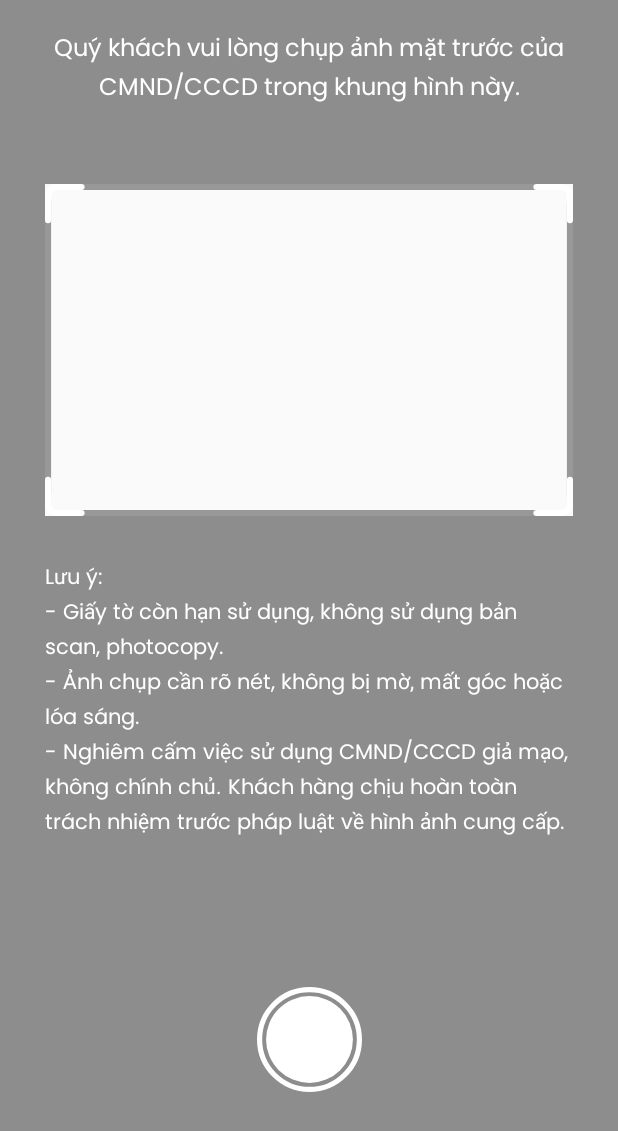
After one commit to ngquochuydl23/HDBanking-EKYC-Service, an Android app: the layout layout_idcard_overlay_camera.xml on its own in the app's theme, with its tools: preview values and no code run, on a phone screen of 412 x 824 dp. The commit adds this screen. Shown: the top 1131 px of the screen. Run offline under Robolectric (Android 15) with nearby library versions, the phone set to English and light mode, and no system bars.

Commit message:
[mobile] Finish idcard-taken-activity

```diff
--- a/Hd.Wallet.Android/app/src/main/java/com/socialv2/ewallet/MainActivity.java
+++ b/Hd.Wallet.Android/app/src/main/java/com/socialv2/ewallet/MainActivity.java
@@ -9,6 +9,8 @@ import androidx.core.view.ViewCompat;
 import androidx.core.view.WindowInsetsCompat;
 
 import com.socialv2.ewallet.ui.WelcomeActivity;
+import com.socialv2.ewallet.ui.idCardTaken.IdCardTakenAcitivity;
+import com.socialv2.ewallet.ui.register.GettingTakenIdCardActivity;
 import com.socialv2.ewallet.utils.NavigateUtil;
 
 public class MainActivity extends AppCompatActivity {
@@ -24,6 +26,6 @@ public class MainActivity extends AppCompatActivity {
             return insets;
         });
 
-        NavigateUtil.navigateTo(this, WelcomeActivity.class);
+        NavigateUtil.navigateTo(this, IdCardTakenAcitivity.class);
     }
 }
--- /dev/null
+++ b/Hd.Wallet.Android/app/src/main/res/drawable/drawable_camera_button.xml
@@ -0,0 +1,14 @@
+<vector xmlns:android="http://schemas.android.com/apk/res/android"
+    android:width="81dp"
+    android:height="81dp"
+    android:viewportWidth="81"
+    android:viewportHeight="81">
+  <path
+      android:pathData="M40.5,40.5m-33.5,0a33.5,33.5 0,1 1,67 0a33.5,33.5 0,1 1,-67 0"
+      android:fillColor="#ffffff"/>
+  <path
+      android:pathData="M40.5,40.5m-38.5,0a38.5,38.5 0,1 1,77 0a38.5,38.5 0,1 1,-77 0"
+      android:strokeWidth="4"
+      android:fillColor="#00000000"
+      android:strokeColor="#ffffff"/>
+</vector>
--- /dev/null
+++ b/Hd.Wallet.Android/app/src/main/res/drawable/drawable_camera_overlay_id_card.xml
@@ -0,0 +1,54 @@
+<vector xmlns:android="http://schemas.android.com/apk/res/android"
+    android:width="866dp"
+    android:height="550dp"
+    android:viewportWidth="866"
+    android:viewportHeight="550">
+  <path
+      android:pathData="M5,514L5,27"
+      android:strokeAlpha="0.7"
+      android:strokeWidth="10"
+      android:fillColor="#90000000"
+      android:strokeColor="#90000000"/>
+  <path
+      android:pathData="M861,519L861,32"
+      android:strokeAlpha="0.7"
+      android:strokeWidth="10"
+      android:fillColor="#90000000"
+      android:strokeColor="#90000000"/>
+  <path
+      android:pathData="M53,5L806,5"
+      android:strokeAlpha="0.7"
+      android:strokeWidth="10"
+      android:fillColor="#90000000"
+      android:strokeColor="#90000000"/>
+  <path
+      android:pathData="M56,545L809,545"
+      android:strokeAlpha="0.7"
+      android:strokeWidth="10"
+      android:fillColor="#90000000"
+      android:strokeColor="#90000000"/>
+  <path
+      android:pathData="M5,60V20C5,11.72 11.72,5 20,5H60"
+      android:strokeWidth="10"
+      android:fillColor="#00000000"
+      android:strokeColor="#ffffff"
+      android:strokeLineCap="round"/>
+  <path
+      android:pathData="M5,490V530C5,538.28 11.72,545 20,545H60"
+      android:strokeWidth="10"
+      android:fillColor="#00000000"
+      android:strokeColor="#ffffff"
+      android:strokeLineCap="round"/>
+  <path
+      android:pathData="M861,60V20C861,11.72 854.28,5 846,5H806"
+      android:strokeWidth="10"
+      android:fillColor="#00000000"
+      android:strokeColor="#ffffff"
+      android:strokeLineCap="round"/>
+  <path
+      android:pathData="M861,490V530C861,538.28 854.28,545 846,545H806"
+      android:strokeWidth="10"
+      android:fillColor="#00000000"
+      android:strokeColor="#ffffff"
+      android:strokeLineCap="round"/>
+</vector>
--- /dev/null
+++ b/Hd.Wallet.Android/app/src/main/res/layout/layout_idcard_overlay_camera.xml
@@ -0,0 +1,94 @@
+<?xml version="1.0" encoding="utf-8"?>
+<androidx.constraintlayout.widget.ConstraintLayout xmlns:android="http://schemas.android.com/apk/res/android"
+    xmlns:app="http://schemas.android.com/apk/res-auto"
+    android:layout_width="match_parent"
+    android:layout_height="match_parent">
+
+    <LinearLayout
+        android:id="@+id/overlayHeader"
+        android:layout_width="match_parent"
+        android:layout_height="0dp"
+        android:background="#70000000"
+        android:orientation="vertical"
+        android:paddingHorizontal="30dp"
+        android:paddingTop="20dp"
+        android:paddingBottom="50dp"
+        app:layout_constraintTop_toTopOf="parent">
+
+        <TextView
+            android:layout_width="wrap_content"
+            android:layout_height="wrap_content"
+            android:fontFamily="@font/regular_font"
+            android:gravity="center"
+            android:lineSpacingExtra="4dp"
+            android:text="Quý khách vui lòng chụp ảnh mặt trước của CMND/CCCD trong khung hình này."
+            android:textColor="@color/white"
+            android:textSize="16sp" />
+
+    </LinearLayout>
+
+    <View
+        android:id="@+id/overlayView"
+        android:layout_width="match_parent"
+        android:layout_height="0dp"
+        android:layout_marginHorizontal="30dp"
+        android:background="@drawable/drawable_camera_overlay_id_card"
+        android:elevation="5dp"
+        app:layout_constraintDimensionRatio="W,0.63"
+        app:layout_constraintEnd_toEndOf="parent"
+        app:layout_constraintStart_toStartOf="parent"
+        app:layout_constraintTop_toBottomOf="@id/overlayHeader" />
+
+    <androidx.constraintlayout.widget.ConstraintLayout
+        android:layout_width="match_parent"
+        android:layout_height="0dp"
+        android:background="#70000000"
+        android:orientation="vertical"
+        android:paddingHorizontal="30dp"
+        android:paddingTop="30dp"
+        app:layout_constraintBottom_toBottomOf="parent"
+        app:layout_constraintTop_toBottomOf="@id/overlayView">
+
+        <TextView
+            android:id="@+id/helperTextView"
+            android:layout_width="match_parent"
+            android:layout_height="wrap_content"
+            android:fontFamily="@font/regular_font"
+            android:lineSpacingExtra="4dp"
+            android:text="Lưu ý:\n- Giấy tờ còn hạn sử dụng, không sử dụng bản scan, photocopy.\n- Ảnh chụp cần rõ nét, không bị mờ, mất góc hoặc lóa sáng.\n- Nghiêm cấm việc sử dụng CMND/CCCD giả mạo, không chính chủ. Khách hàng chịu hoàn toàn trách nhiệm trước pháp luật về hình ảnh cung cấp."
+            android:textColor="@color/white"
+            android:textSize="14sp"
+            app:layout_constraintLeft_toLeftOf="parent"
+            app:layout_constraintRight_toRightOf="parent"
+            app:layout_constraintTop_toTopOf="parent" />
+
+        <Button
+            android:id="@+id/cameraButton"
+            android:layout_width="70dp"
+            android:layout_height="70dp"
+            android:background="@drawable/drawable_camera_button"
+            app:layout_constraintBottom_toBottomOf="parent"
+            app:layout_constraintLeft_toLeftOf="parent"
+            app:layout_constraintRight_toRightOf="parent"
+            app:layout_constraintTop_toBottomOf="@id/helperTextView" />
+
+    </androidx.constraintlayout.widget.ConstraintLayout>
+
+    <View
+        android:layout_width="0dp"
+        android:layout_height="0dp"
+        android:background="#70000000"
+        app:layout_constraintBottom_toBottomOf="@id/overlayView"
+        app:layout_constraintLeft_toLeftOf="parent"
+        app:layout_constraintRight_toLeftOf="@id/overlayView"
+        app:layout_constraintTop_toTopOf="@id/overlayView" />
+
+    <View
+        android:layout_width="0dp"
+        android:layout_height="0dp"
+        android:background="#70000000"
+        app:layout_constraintBottom_toBottomOf="@id/overlayView"
+        app:layout_constraintLeft_toRightOf="@id/overlayView"
+        app:layout_constraintRight_toRightOf="parent"
+        app:layout_constraintTop_toTopOf="@id/overlayView" />
+</androidx.constraintlayout.widget.ConstraintLayout>
--- a/Hd.Wallet.Android/app/src/main/res/values/themes.xml
+++ b/Hd.Wallet.Android/app/src/main/res/values/themes.xml
@@ -8,6 +8,13 @@
         <item name="android:statusBarColor">@color/foregroundColor</item>
         <item name="android:windowLightStatusBar">true</item>
         <item name="android:windowLightNavigationBar">true</item>
+    </style>
+
+    <style name="CameraActivityStyle" parent="Theme.OCRBanking_MobileApp">
+        <item name="android:windowLightStatusBar">true</item>
+        <item name="android:windowLightNavigationBar">true</item>
+        <item name="android:windowTranslucentNavigation">true</item>
+        <item name="android:windowDrawsSystemBarBackgrounds">true</item>
     </style>
 
     <style name="BottomSheet" parent="@style/Widget.Design.BottomSheet.Modal">
@@ -66,6 +73,12 @@
         <item name="android:textSize">22sp</item>
     </style>
 
+    <style name="OCRCameraToolbar_TitleTextAppearance">
+        <item name="android:fontFamily">@font/medium_font</item>
+        <item name="android:textColor">@color/white</item>
+        <item name="android:textSize">16sp</item>
+    </style>
+
     <style name="OCRMainToolbar_popupTheme">
 
     </style>
```
Also changed, not shown: Hd.Wallet.Android/app/src/main/AndroidManifest.xml (+8 -1 lines), Hd.Wallet.Android/app/src/main/java/com/socialv2/ewallet/permissions/Permissions.java (+6 -1 lines), Hd.Wallet.Android/app/src/main/java/com/socialv2/ewallet/ui/idCardTaken/IdCardFrameOverlayView.java (added, +82 -0 lines), Hd.Wallet.Android/app/src/main/java/com/socialv2/ewallet/ui/idCardTaken/IdCardTakenAcitivity.java (added, +202 -0 lines), Hd.Wallet.Android/app/src/main/java/com/socialv2/ewallet/ui/idCardTaken/UserCheckIdCardBottomSheet.java (added, +33 -0 lines), Hd.Wallet.Android/app/src/main/java/com/socialv2/ewallet/utils/CropImageUtils.java (added, +47 -0 lines), Hd.Wallet.Android/app/src/main/java/com/socialv2/ewallet/utils/ImageToBitmap.java (added, +25 -0 lines), Hd.Wallet.Android/app/src/main/java/com/socialv2/ewallet/utils/WindowUtils.java (added, +27 -0 lines), Hd.Wallet.Android/app/src/main/res/drawable/ic_back_navigation_white.xml (added, +10 -0 lines), Hd.Wallet.Android/app/src/main/res/layout/activity_id_card_taken.xml (added, +50 -0 lines), Hd.Wallet.Android/app/src/main/res/layout/bottomsheet_user_check_idcard.xml (added, +22 -0 lines).
